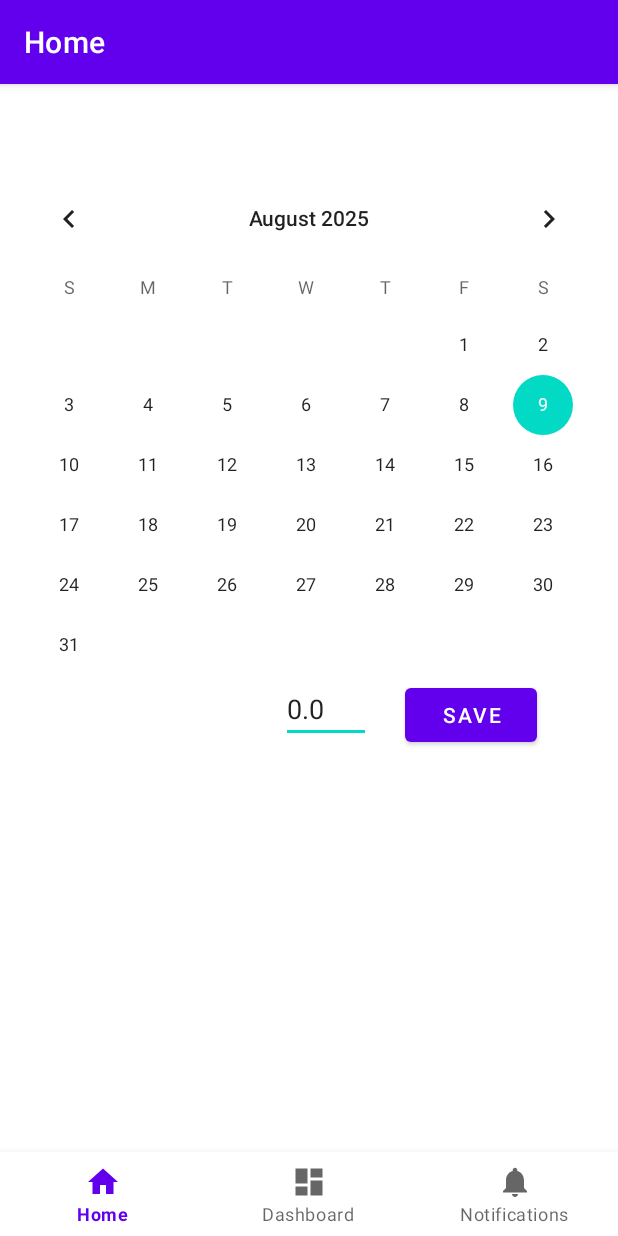
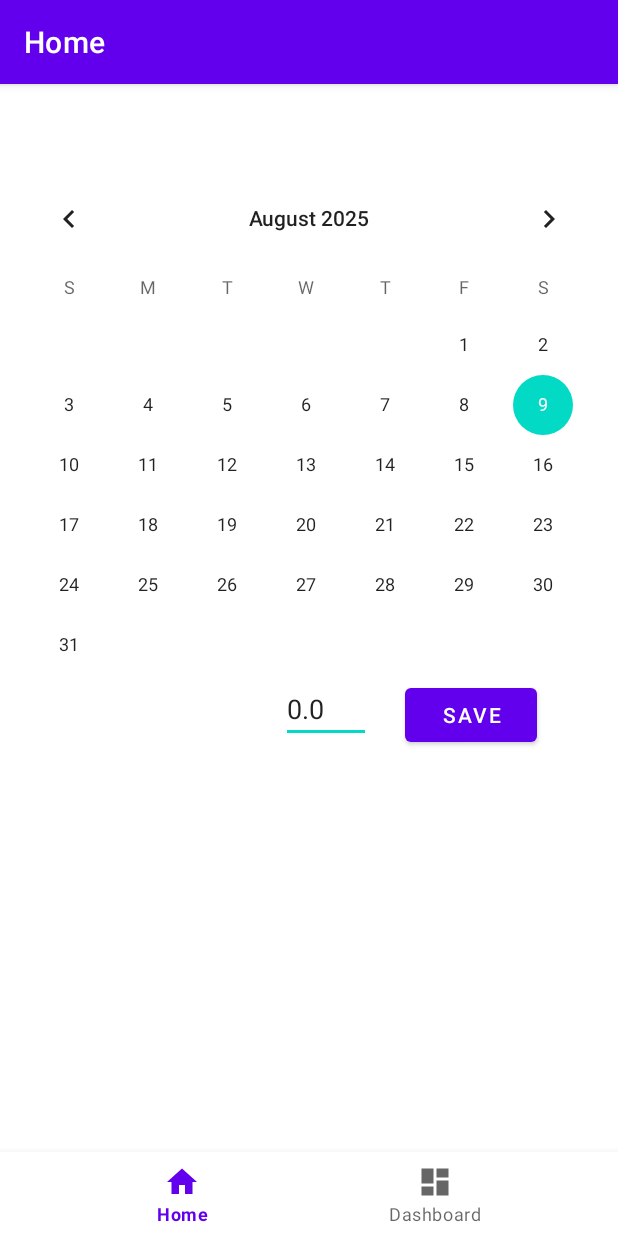
Before and after one commit to Ni3verma/Doodh-Tracker, an Android app: the screen it shows after launch (MainActivity), on a phone screen of 412 x 824 dp. Run offline under Robolectric (Android 15) with nearby library versions, the phone set to English and light mode, and no system bars; our stand-ins replace Room's generated code, navigation-ui.

Commit message:
removed notification fragment related code

```diff
--- a/app/src/main/java/com/andryoga/doodh/MainActivity.kt
+++ b/app/src/main/java/com/andryoga/doodh/MainActivity.kt
@@ -26,7 +26,7 @@ class MainActivity : AppCompatActivity() {
         // menu should be considered as top level destinations.
         val appBarConfiguration = AppBarConfiguration(
             setOf(
-                R.id.navigation_home, R.id.navigation_dashboard, R.id.navigation_notifications
+                R.id.navigation_home, R.id.navigation_dashboard
             )
         )
         setupActionBarWithNavController(navController, appBarConfiguration)
--- a/app/src/main/res/drawable/ic_notifications_black_24dp.xml
+++ /dev/null
@@ -1,9 +0,0 @@
-<vector xmlns:android="http://schemas.android.com/apk/res/android"
-    android:width="24dp"
-    android:height="24dp"
-    android:viewportWidth="24.0"
-    android:viewportHeight="24.0">
-    <path
-        android:fillColor="#FF000000"
-        android:pathData="M12,22c1.1,0 2,-0.9 2,-2h-4c0,1.1 0.89,2 2,2zM18,16v-5c0,-3.07 -1.64,-5.64 -4.5,-6.32L13.5,4c0,-0.83 -0.67,-1.5 -1.5,-1.5s-1.5,0.67 -1.5,1.5v0.68C7.63,5.36 6,7.92 6,11v5l-2,2v1h16v-1l-2,-2z" />
-</vector>
--- a/app/src/main/res/menu/bottom_nav_menu.xml
+++ b/app/src/main/res/menu/bottom_nav_menu.xml
@@ -10,10 +10,4 @@
         android:id="@+id/navigation_dashboard"
         android:icon="@drawable/ic_dashboard_black_24dp"
         android:title="@string/title_dashboard" />
-
-    <item
-        android:id="@+id/navigation_notifications"
-        android:icon="@drawable/ic_notifications_black_24dp"
-        android:title="@string/title_notifications" />
-
 </menu>
--- a/app/src/main/res/navigation/mobile_navigation.xml
+++ b/app/src/main/res/navigation/mobile_navigation.xml
@@ -17,9 +17,4 @@
         android:label="@string/title_dashboard"
         tools:layout="@layout/fragment_dashboard" />
 
-    <fragment
-        android:id="@+id/navigation_notifications"
-        android:name="com.andryoga.doodh.ui.notifications.NotificationsFragment"
-        android:label="@string/title_notifications"
-        tools:layout="@layout/fragment_notifications" />
 </navigation>
--- a/app/src/main/res/values/strings.xml
+++ b/app/src/main/res/values/strings.xml
@@ -2,5 +2,4 @@
     <string name="app_name">Doodh Tracker</string>
     <string name="title_home">Home</string>
     <string name="title_dashboard">Dashboard</string>
-    <string name="title_notifications">Notifications</string>
 </resources>
```
Also changed, not shown: app/src/main/java/com/andryoga/doodh/ui/notifications/NotificationsFragment.kt (deleted, +0 -42 lines), app/src/main/java/com/andryoga/doodh/ui/notifications/NotificationsViewModel.kt (deleted, +0 -13 lines), app/src/main/res/layout/fragment_notifications.xml (deleted, +0 -22 lines).
